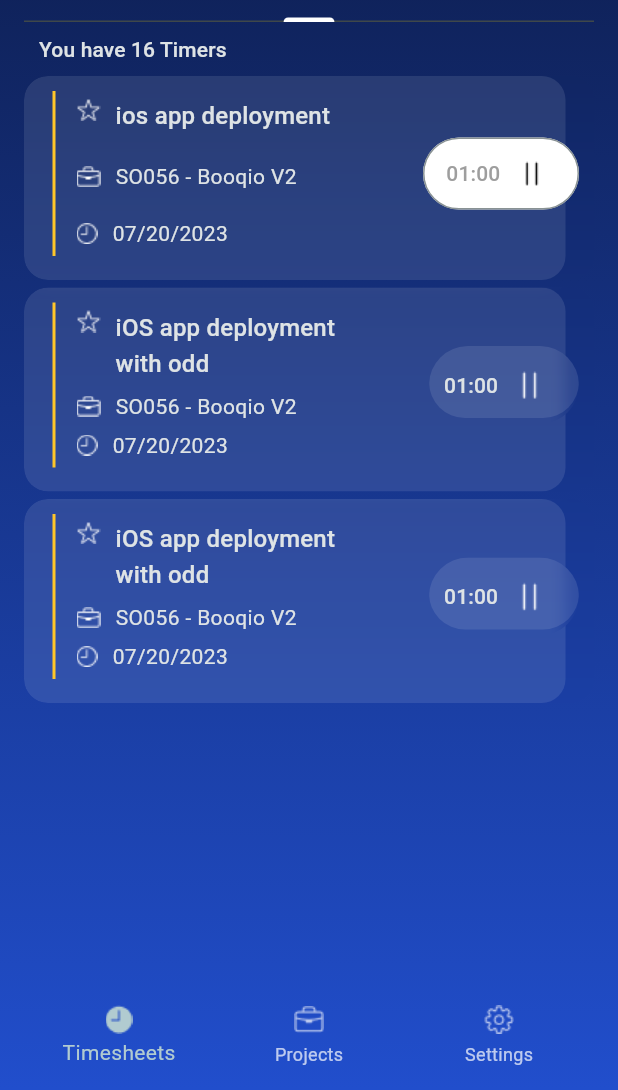
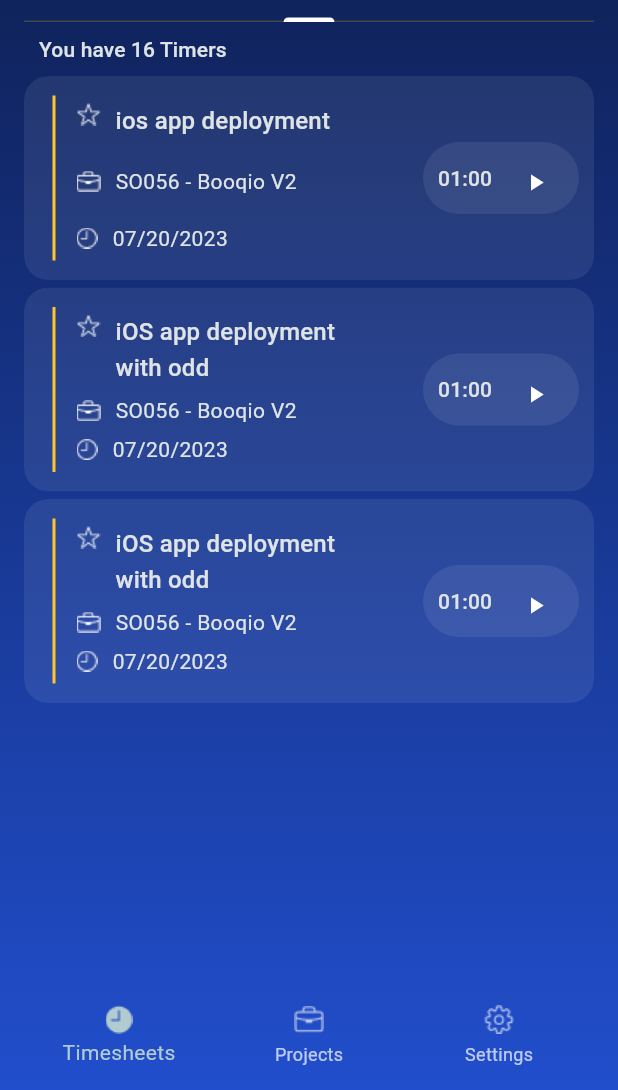
Before and after one commit to Asfemi/odoo, a Flutter app: the screen it shows after launch, tab 2 chosen, on a phone screen of 412 x 824 dp, the part 146-1236 px from its top. Run offline on Flutter 3.47's test engine with Material 3 defaults, Android fonts, the phone set to English and light mode, and no system bars; our stand-ins replace bloc, equatable, flutter_bloc; Roboto replaces fonts that are missing (Montserrat).

Commit message:
added the timer bloc and fixed the ui bugs

```diff
--- a/lib/logic/bloc/timer_bloc.dart
+++ b/lib/logic/bloc/timer_bloc.dart
@@ -16,6 +16,8 @@ class TimerBloc extends Bloc<TimerEvent, TimerState> {
     on<TimerResumed>(_onResumed);
     on<TimerReset>(_onReset);
     on<_TimerTicked>(_onTicked);
+    on<ProjectEvent>(_onProject);
+    on<TaskEvent>(_onTask);
   }
 
   final Ticker _ticker;
@@ -27,6 +29,14 @@ class TimerBloc extends Bloc<TimerEvent, TimerState> {
   Future<void> close() {
     _tickerSubscription?.cancel();
     return super.close();
+  }
+
+  void _onProject(ProjectEvent event, Emitter<TimerState> emit) {
+    emit(ProjectState(selectedProject: event.selectedProject));
+  }
+
+  void _onTask(TaskEvent event, Emitter<TimerState> emit) {
+    emit(TaskState(selectedTask: event.selectedTask));
   }
 
   void _onStarted(TimerStarted event, Emitter<TimerState> emit) {
--- a/lib/logic/bloc/timer_event.dart
+++ b/lib/logic/bloc/timer_event.dart
@@ -25,3 +25,15 @@ class _TimerTicked extends TimerEvent {
   const _TimerTicked({required this.duration});
   final int duration;
 }
+
+class ProjectEvent extends TimerEvent {
+  String? selectedProject;
+
+  ProjectEvent({this.selectedProject});
+}
+
+class TaskEvent extends TimerEvent {
+  String? selectedTask;
+
+  TaskEvent({this.selectedTask});
+}
--- a/lib/logic/bloc/timer_state.dart
+++ b/lib/logic/bloc/timer_state.dart
@@ -32,3 +32,14 @@ final class TimerRunInProgress extends TimerState {
 final class TimerRunComplete extends TimerState {
   const TimerRunComplete() : super(0);
 }
+
+class ProjectState extends TimerState {
+  String? selectedProject;
+
+  ProjectState({this.selectedProject}) : super(0);
+}
+class TaskState extends TimerState {
+  String? selectedTask;
+
+  TaskState( {this.selectedTask}) : super(0);
+}
--- a/lib/presentation/widgets/OdooCard.dart
+++ b/lib/presentation/widgets/OdooCard.dart
@@ -21,26 +21,13 @@ class OdooCard extends StatelessWidget {
     return ClipRRect(
       borderRadius: BorderRadius.circular(radius),
       child: Container(
-        // padding: const EdgeInsets.all(10.0),
-        child: Stack(
-          children: [
-            BackdropFilter(
-              filter: ImageFilter.blur(
-                sigmaX: 5,
-                sigmaY: 5,
-              ),
-              child: Container(
-                width: width,
-                height: height,
-                decoration: BoxDecoration(
-                  borderRadius: BorderRadius.circular(radius),
-                  color: Colors.white.withOpacity(0.1),
-                ),
-              ),
-            ),
-            child,
-          ],
+        height: height,
+        width: width,
+        decoration: BoxDecoration(
+          borderRadius: BorderRadius.circular(radius),
+          color: Colors.white.withOpacity(0.07999999821186066),
         ),
+        child: child,
       ),
     );
   }
--- /dev/null
+++ b/lib/presentation/widgets/TimeSheetActions.dart
@@ -0,0 +1,122 @@
+import 'package:flutter/material.dart';
+import 'package:flutter_bloc/flutter_bloc.dart';
+import 'package:odoo/logic/bloc/timer_bloc.dart';
+
+// class TImeSheetActions extends StatelessWidget {
+//   const TImeSheetActions({required this.light, super.key});
+
+//   final bool light;
+
+//   @override
+//   Widget build(BuildContext context) {
+//     return BlocBuilder<TimerBloc, TimerState>(
+//       buildWhen: (prev, state) => prev.runtimeType != state.runtimeType,
+//       builder: (context, state) {
+//         if (state is TimerInitial) {
+//           return IconButton(
+//             icon: Icon(
+//               Icons.play_arrow,
+//               color: light ? Colors.black : Colors.white,
+//             ),
+//             onPressed: () => context
+//                 .read<TimerBloc>()
+//                 .add(TimerStarted(duration: state.duration)),
+//           );
+//         } else if (state is TimerRunInProgress) {
+//           return IconButton(
+//             icon: Icon(
+//               Icons.pause,
+//               color: light ? Colors.black : Colors.white,
+//             ),
+//             onPressed: () => context.read<TimerBloc>().add(const TimerPaused()),
+//           );
+//         } else if (state is TimerRunPause) {
+//           return IconButton(
+//             icon: Icon(
+//               Icons.play_arrow,
+//               color: light ? Colors.black : Colors.white,
+//             ),
+//             onPressed: () =>
+//                 context.read<TimerBloc>().add(const TimerResumed()),
+//           );
+//         } else if (state is TimerRunComplete) {
+//           return IconButton(
+//             icon: Icon(
+//               Icons.replay,
+//               color: light ? Colors.black : Colors.white,
+//             ),
+//             onPressed: () => context.read<TimerBloc>().add(const TimerReset()),
+//           );
+//         } else {
+//           // Return a default widget or null for other states
+//           return Container();
+//         }
+//       },
+//     );
+//   }
+// }
+
+class TImeSheetActions extends StatelessWidget {
+  const TImeSheetActions({
+    required this.light,
+    required this.onToggle,
+    super.key,
+  });
+
+  final bool light;
+  final Function(bool) onToggle;
+
+  @override
+  Widget build(BuildContext context) {
+    return BlocBuilder<TimerBloc, TimerState>(
+      buildWhen: (prev, state) => prev.runtimeType != state.runtimeType,
+      builder: (context, state) {
+        if (state is TimerInitial) {
+          return IconButton(
+              icon: Icon(
+                Icons.play_arrow,
+                color: light ? Colors.black : Colors.white,
+              ),
+              onPressed: () {
+                context
+                    .read<TimerBloc>()
+                    .add(TimerStarted(duration: state.duration));
+                onToggle(true);
+              });
+        } else if (state is TimerRunInProgress) {
+          return IconButton(
+              icon: Icon(
+                Icons.pause,
+                color: light ? Colors.black : Colors.white,
+              ),
+              onPressed: () {
+                context.read<TimerBloc>().add(const TimerPaused());
+                onToggle(false);
+              });
+        } else if (state is TimerRunPause) {
+          return IconButton(
+              icon: Icon(
+                Icons.play_arrow,
+                color: light ? Colors.black : Colors.white,
+              ),
+              onPressed: () {
+                context.read<TimerBloc>().add(const TimerResumed());
+                onToggle(true);
+              });
+        } else if (state is TimerRunComplete) {
+          return IconButton(
+              icon: Icon(
+                Icons.replay,
+                color: light ? Colors.black : Colors.white,
+              ),
+              onPressed: () {
+                context.read<TimerBloc>().add(const TimerReset());
+                onToggle(true);
+              });
+        } else {
+          return Container();
+        }
+      },
+    );
+  }
+}
--- a/lib/presentation/widgets/playPause_button.dart
+++ b/lib/presentation/widgets/playPause_button.dart
@@ -1,57 +1,36 @@
 import 'package:flutter/material.dart';
-import 'package:odoo/presentation/widgets/OdooCard.dart';
+import 'package:odoo/presentation/widgets/TimeSheetActions.dart';
 import 'package:odoo/presentation/widgets/TimerText.dart';
 
-Widget playPauseButton(index, context) {
-  if (index == 1) {
+Widget playPauseButton(index, context, bool isPlaying, Function(bool) onToggle) {
     return OutlinedButton(
-        onPressed: () {},
+        onPressed: () {
+         onToggle(!isPlaying);
+        },
         style: ElevatedButton.styleFrom(
             padding: const EdgeInsets.all(10),
             fixedSize: const Size(104, 48),
-            backgroundColor: Colors.white,
+            side: const BorderSide(
+              color: Colors.transparent,
+            ),
+            backgroundColor: isPlaying
+            ? Colors.white
+            : Colors.white.withOpacity(0.07999999821186066),
             shape: const StadiumBorder()),
         child: Row(
           mainAxisAlignment: MainAxisAlignment.center,
           children: [
             TimerText(
               style: TextStyle(
-                color: Theme.of(context).primaryColorLight,
+                color: isPlaying
+                  ? Theme.of(context).primaryColorDark
+                  : Theme.of(context).indicatorColor,
                 fontSize: 14,
               ),
             ),
             const SizedBox(width: 5),
-            InkWell(
-              child: Image.asset(
-                'lib/assets/icons/Frame 2.png',
-                height: 32,
-                width: 32,
-              ),
-            ),
+             TImeSheetActions(light: isPlaying, onToggle: (bool ) {onToggle(!isPlaying);  }, ),
           ],
         ));
-  } else {
-    return OdooCard(
-      height: 48,
-      width: 100,
-      radius: 32,
-      child: Container(
-        margin: const EdgeInsets.all(10),
-        child: Row(
-          mainAxisAlignment: MainAxisAlignment.center,
-          children: [
-            TimerText(style: Theme.of(context).textTheme.labelLarge),
-            const SizedBox(width: 5),
-            InkWell(
-              child: Image.asset(
-                'lib/assets/icons/Frame 2 light.png',
-                height: 32,
-                width: 32,
-              ),
-            ),
-          ],
-        ),
-      ),
-    );
-  }
+
 }
--- a/lib/presentation/widgets/timers.dart
+++ b/lib/presentation/widgets/timers.dart
@@ -1,12 +1,22 @@
 import 'package:flutter/material.dart';
+import 'package:flutter_bloc/flutter_bloc.dart';
 import 'package:odoo/data/dataproviders/helper.dart';
 import 'package:odoo/data/models/timer_model.dart';
+import 'package:odoo/logic/bloc/timer_bloc.dart';
 import 'package:odoo/presentation/screens/task_details_screen.dart';
 import 'package:odoo/presentation/widgets/OdooCard.dart';
 import 'package:odoo/presentation/widgets/playPause_button.dart';
+import 'package:odoo/ticker.dart';
 
-class Timers extends StatelessWidget {
+class Timers extends StatefulWidget {
   const Timers({super.key});
+
+  @override
+  State<Timers> createState() => _TimersState();
+}
+
+class _TimersState extends State<Timers> {
+  final List<bool> timerPlayPauseList = List.generate(16, (index) => false);
 
   @override
   Widget build(BuildContext context) {
@@ -28,6 +38,8 @@ class Timers extends StatelessWidget {
         onTap: () {
           _navigateToTaskDetails(context, index);
         },
+        child: BlocProvider(
+          create: (context) => TimerBloc(ticker: Ticker()),
           child: OdooCard(
               height: 136,
               width: 361,
@@ -45,9 +57,19 @@ class Timers extends StatelessWidget {
                   const SizedBox(width: 5),
                   _buildTimerItemContent(_content, index, context),
                   const Spacer(),
-                playPauseButton(index, context)
+                  playPauseButton(
+                    index,
+                    context,
+                    timerPlayPauseList[index],
+                    (bool isPlaying) {
+                      setState(() {
+                        timerPlayPauseList[index] = isPlaying;
+                      });
+                    },
+                  )
                 ]),
               )),
+        ),
       ),
     );
   }
@@ -86,7 +108,6 @@ class Timers extends StatelessWidget {
               )
             ],
           ),
-
           Row(
             children: [
               Image.asset('lib/assets/icons/3.png'),
@@ -97,7 +118,6 @@ class Timers extends StatelessWidget {
               )
             ],
           ),
-
           Row(
             children: [
               Image.asset('lib/assets/icons/4.png'),
```
Also changed, not shown: lib/presentation/screens/create_timer_screen.dart (+50 -30 lines), lib/presentation/screens/task_details_screen.dart (+82 -137 lines), lib/presentation/widgets/actions.dart (deleted, +0 -55 lines), lib/presentation/widgets/modalBottomsheetContent.dart (added, +93 -0 lines). Lines whose indentation alone changed are shown as unchanged.
